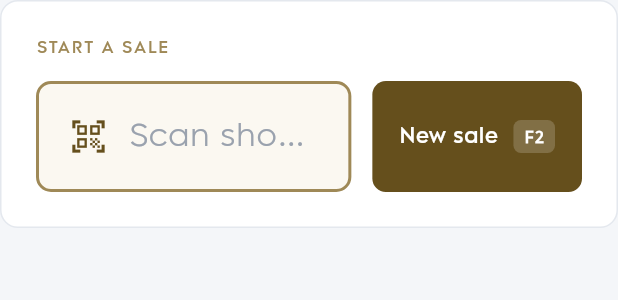
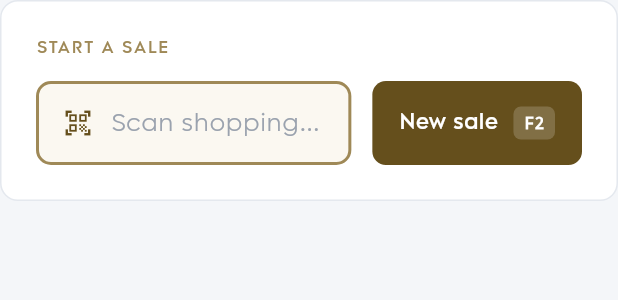
Before and after one commit to Veerapon-Kingpower/kp-next-pos, a Flutter app: the _StartSalePanel widget shown alone on an empty page, opened directly with empty values, on a phone screen of 412 x 824 dp. Shown: the top 300 px of the screen. Run offline on Flutter 3.47's test engine with Material 3 defaults, Android fonts, the phone set to English and light mode, and no system bars; our stand-ins replace dio, flutter_secure_storage, get, get_it, go_router, qr_flutter and 2 more; accounts and stored records are empty; generated files the repository leaves out were written again.

Commit message:
fix: smaller Home scan field and equal-size Sale / Registration / Enquiry tiles
Co-Authored-By: Claude Opus 5.5 <noreply@anthropic.com>

```diff
--- a/lib/features/home/presentation/home_dashboard_page.dart
+++ b/lib/features/home/presentation/home_dashboard_page.dart
@@ -82,7 +82,10 @@ class HomeDashboardPage extends StatelessWidget {
                               onNewSale: onNewSale,
                             ),
                             const SizedBox(height: 20),
-                            Row(
+                            // Equal heights too, whichever subtitle wraps.
+                            IntrinsicHeight(
+                              child: Row(
+                                crossAxisAlignment: CrossAxisAlignment.stretch,
                                 children: [
                                   Expanded(
                                     child: DesktopActionTile(
@@ -117,6 +120,7 @@ class HomeDashboardPage extends StatelessWidget {
                                     ),
                                   ),
                                 ],
+                              ),
                             ),
                           ],
                         ),
@@ -270,8 +274,8 @@ class _StartSalePanel extends StatelessWidget {
             child: TestId(
               DesktopIds.homeScanField,
               child: Container(
-                height: 74,
-                padding: const EdgeInsets.symmetric(horizontal: 20),
+                height: DesktopMetrics.fieldHeight,
+                padding: const EdgeInsets.symmetric(horizontal: 16),
                 decoration: BoxDecoration(
                   color: AppColors.cream,
                   borderRadius: BorderRadius.circular(10),
@@ -281,20 +285,20 @@ class _StartSalePanel extends StatelessWidget {
                   children: [
                     const Icon(
                       Icons.qr_code_scanner,
-                      size: 26,
+                      size: 20,
                       color: AppColors.goldDark,
                     ),
-                    const SizedBox(width: 14),
+                    const SizedBox(width: 12),
                     Expanded(
                       child: TextField(
                         controller: controller,
                         textInputAction: TextInputAction.search,
                         onSubmitted: onScan,
-                        style: const TextStyle(fontSize: 21),
+                        style: const TextStyle(fontSize: 16),
                         decoration: const InputDecoration.collapsed(
                           hintText: 'Scan shopping card, passport or member QR',
                           hintStyle: TextStyle(
-                            fontSize: 21,
+                            fontSize: 16,
                             color: AppColors.hintText,
                           ),
                         ),
@@ -310,7 +314,7 @@ class _StartSalePanel extends StatelessWidget {
             id: DesktopIds.homeNewSaleButton,
             label: 'New sale',
             hotkey: 'F2',
-            height: 74,
+            height: DesktopMetrics.fieldHeight,
             onPressed: onNewSale,
           ),
         ],
```
Also changed, not shown: 1 other file. Lines whose indentation alone changed are shown as unchanged.
